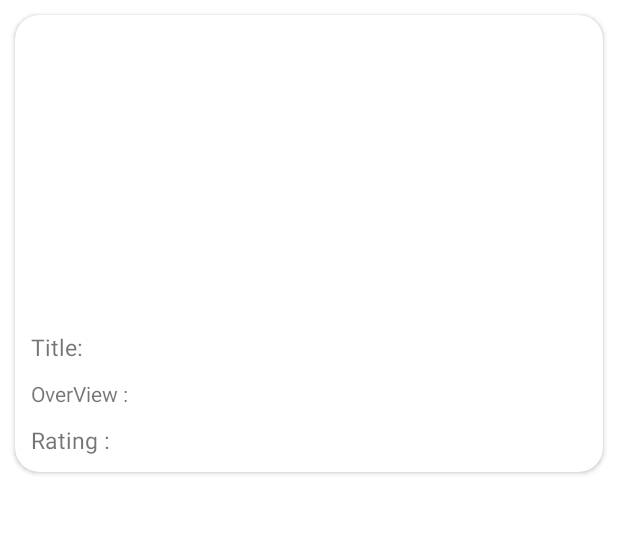
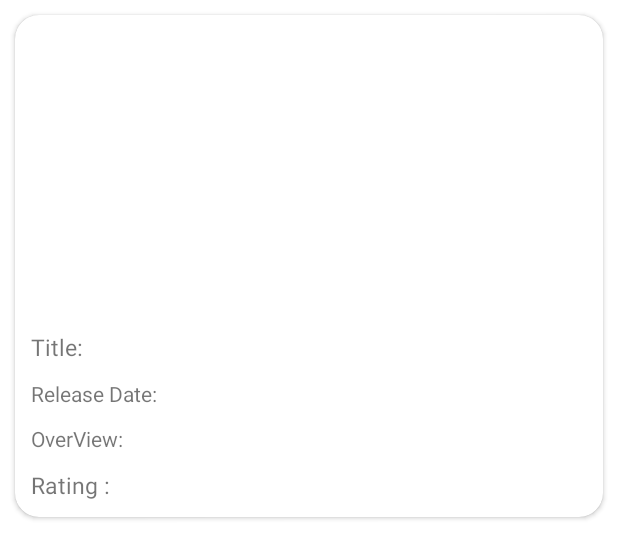
Before and after one commit to petestmart/moviespotter, an Android app built with Jetpack Compose: the layout movie_item.xml on its own in the app's theme, with its tools: preview values and no code run, on a phone screen of 412 x 824 dp. Shown: the top 559 px of the screen. Run offline under Robolectric (Android 15) with nearby library versions, the phone set to English and light mode, and no system bars.

Commit message:
added release date to card

```diff
--- a/app/src/main/java/com/petestmart/moviespotter/MoviesAdapter.kt
+++ b/app/src/main/java/com/petestmart/moviespotter/MoviesAdapter.kt
@@ -30,12 +30,13 @@ class MoviesViewHolder(itemView : View): RecyclerView.ViewHolder(itemView){
     private val title:TextView = itemView.findViewById(R.id.movie_title)
     private val overview:TextView = itemView.findViewById(R.id.movie_overview)
     private val rating:TextView = itemView.findViewById(R.id.movie_rating)
-
+    private val releaseDate:TextView = itemView.findViewById(R.id.release_date)
 
     fun bind(movie: Result) {
         Glide.with(itemView.context).load("https://image.tmdb.org/t/p/w500${movie.poster_path}").placeholder(R.drawable.space_dog_laika1).into(photo)
         title.text = "Title: " + movie.title
         overview.text = movie.overview
+        releaseDate.text = "Release Date: " + movie. release_date
         rating.text = "User Score: " + movie.vote_average.toString()
     }
 }
--- a/app/src/main/res/layout/movie_item.xml
+++ b/app/src/main/res/layout/movie_item.xml
@@ -31,26 +31,34 @@
 
             <TextView
                 android:id="@+id/movie_title"
+                android:layout_below="@+id/movie_photo"
                 android:layout_width="wrap_content"
                 android:layout_height="wrap_content"
-                android:layout_below="@+id/movie_photo"
                 android:layout_margin="5dp"
                 android:text="Title: "
                 android:textSize="15sp" />
 
             <TextView
                 android:id="@+id/movie_overview"
+                android:layout_below="@+id/movie_title"
                 android:layout_width="wrap_content"
                 android:layout_height="wrap_content"
-                android:layout_below="@+id/movie_title"
                 android:layout_margin="5dp"
-                android:text="OverView : " />
+                android:text="Release Date: " />
+
+            <TextView
+                android:id="@+id/release_date"
+                android:layout_below="@+id/movie_overview"
+                android:layout_width="wrap_content"
+                android:layout_height="wrap_content"
+                android:layout_margin="5dp"
+                android:text="OverView: " />
 
             <TextView
                 android:id="@+id/movie_rating"
+                android:layout_below="@+id/release_date"
                 android:layout_width="wrap_content"
                 android:layout_height="wrap_content"
-                android:layout_below="@+id/movie_overview"
                 android:layout_margin="5dp"
                 android:text="Rating : "
                 android:textSize="15sp" />
```
